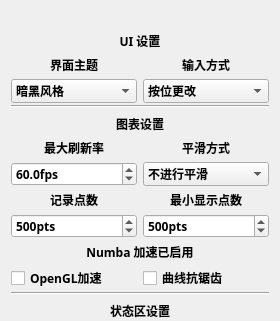
Qt form gui_source/mdp_gui_template/graphics.ui (ElluIFX/DP100-PyQt5-GUI) before a commit; both pictures show x 0 to 280 and y 0 to 321 of the 280 by 640 pixel window.
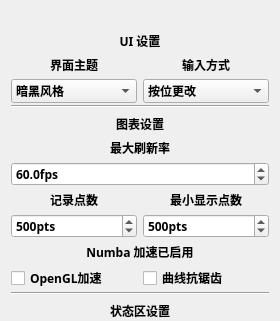
The same form after that commit.

Diff of the .ui file:
```diff
--- a/gui_source/mdp_gui_template/graphics.ui
+++ b/gui_source/mdp_gui_template/graphics.ui
@@ -299,37 +299,6 @@
        </property>
       </widget>
      </item>
-     <item>
-      <widget class="QLabel" name="label_45">
-       <property name="minimumSize">
-        <size>
-         <width>0</width>
-         <height>24</height>
-        </size>
-       </property>
-       <property name="maximumSize">
-        <size>
-         <width>999</width>
-         <height>16777215</height>
-        </size>
-       </property>
-       <property name="font">
-        <font>
-         <family>Sarasa Fixed SC SemiBold</family>
-         <bold>true</bold>
-        </font>
-       </property>
-       <property name="text">
-        <string>平滑方式</string>
-       </property>
-       <property name="alignment">
-        <set>Qt::AlignCenter</set>
-       </property>
-       <property name="margin">
-        <number>6</number>
-       </property>
-      </widget>
-     </item>
     </layout>
    </item>
    <item>
@@ -368,43 +337,6 @@
        </property>
       </widget>
      </item>
-     <item>
-      <widget class="QComboBox" name="comboAvgMode">
-       <property name="font">
-        <font>
-         <family>Sarasa Fixed SC SemiBold</family>
-         <bold>true</bold>
-        </font>
-       </property>
-       <property name="layoutDirection">
-        <enum>Qt::LeftToRight</enum>
-       </property>
-       <property name="editable">
-        <bool>false</bool>
-       </property>
-       <property name="currentIndex">
-        <number>0</number>
-       </property>
-       <property name="sizeAdjustPolicy">
-        <enum>QComboBox::AdjustToContentsOnFirstShow</enum>
-       </property>
-       <item>
-        <property name="text">
-         <string>不进行平滑</string>
-        </property>
-       </item>
-       <item>
-        <property name="text">
-         <string>三值平均</string>
-        </property>
-       </item>
-       <item>
-        <property name="text">
-         <string>九值平均</string>
-        </property>
-       </item>
-      </widget>
-     </item>
     </layout>
    </item>
    <item>
```
